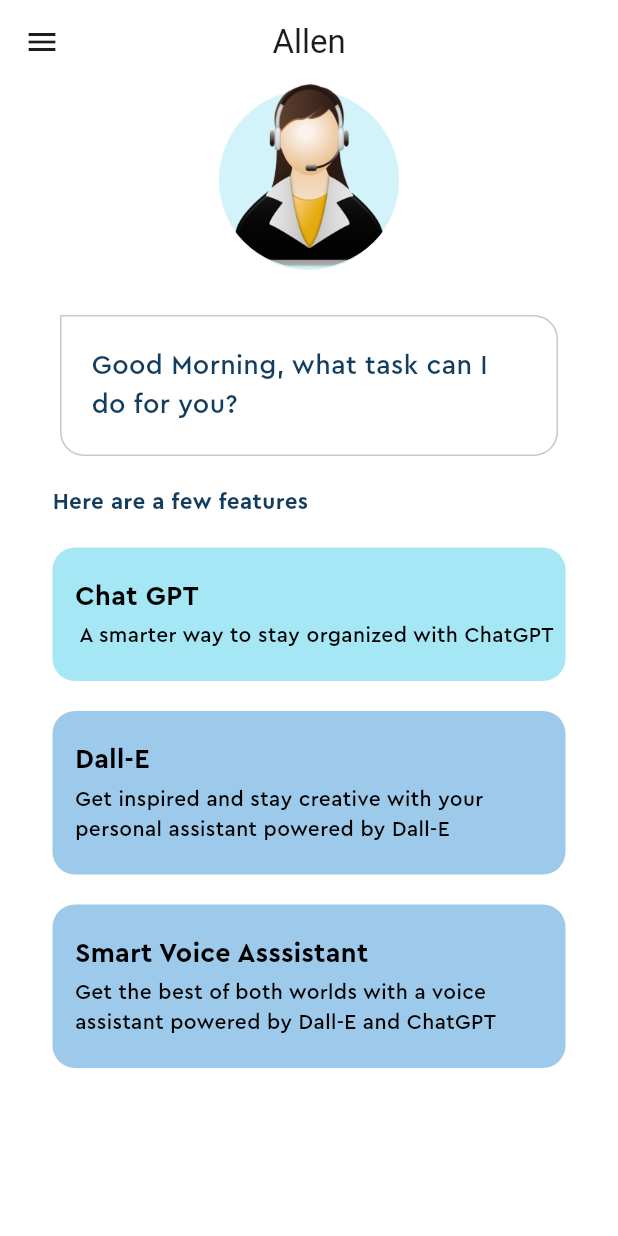
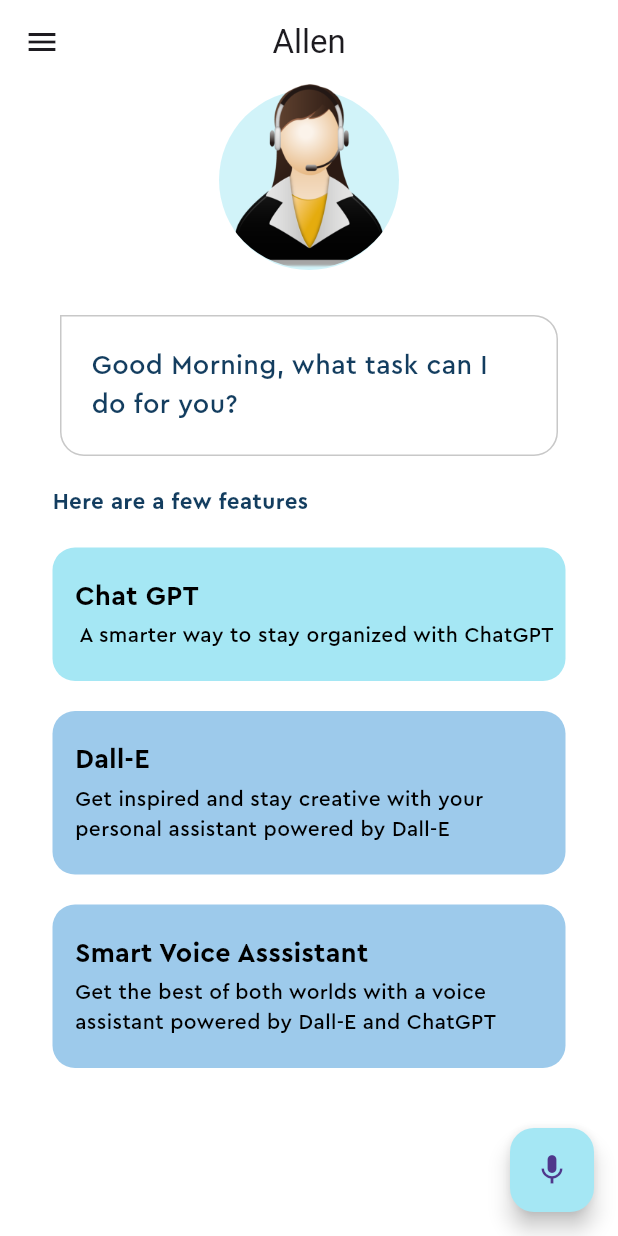
Before and after one commit to Shubhang001/Voice_assistant, a Flutter app: the screen it shows after launch, on a phone screen of 412 x 824 dp. Run offline on Flutter 3.47's test engine with Material 3 defaults, Android fonts, the phone set to English and light mode, and no system bars.

```diff
--- a/lib/home_page.dart
+++ b/lib/home_page.dart
@@ -41,7 +41,8 @@ class _MyHomePageState extends State<MyHomePage> {
                 decoration: const BoxDecoration(
                     shape: BoxShape.circle,
                     image: DecorationImage(
-                        image: AssetImage('assets/images/virtualAssistant.png'))),
+                        image:
+                            AssetImage('assets/images/virtualAssistant.png'))),
               )
             ],
           ),
@@ -50,7 +51,8 @@ class _MyHomePageState extends State<MyHomePage> {
 
           Container(
             padding: const EdgeInsets.symmetric(horizontal: 20, vertical: 10),
-            margin: const EdgeInsets.symmetric(horizontal: 40).copyWith(top: 30),
+            margin:
+                const EdgeInsets.symmetric(horizontal: 40).copyWith(top: 30),
             decoration: BoxDecoration(
                 border: Border.all(color: Pallete.borderColor),
                 borderRadius: const BorderRadius.only(
@@ -92,20 +94,27 @@ class _MyHomePageState extends State<MyHomePage> {
                 headerText: "Chat GPT",
                 descriptionText: "A smarter way to stay organized with ChatGPT",
               ),
-               FeatureBox(
+              FeatureBox(
                 color: Pallete.secondSuggestionBoxColor,
                 headerText: "Dall-E",
-                descriptionText: "Get inspired and stay creative with your personal assistant powered by Dall-E",
+                descriptionText:
+                    "Get inspired and stay creative with your personal assistant powered by Dall-E",
               ),
               FeatureBox(
                 color: Pallete.secondSuggestionBoxColor,
                 headerText: "Smart Voice Asssistant",
-                descriptionText: "Get the best of both worlds with a voice assistant powered by Dall-E and ChatGPT",
+                descriptionText:
+                    "Get the best of both worlds with a voice assistant powered by Dall-E and ChatGPT",
               )
             ],
           )
         ]),
       ),
+      floatingActionButton: FloatingActionButton(
+        onPressed: () {},
+        backgroundColor: Pallete.firstSuggestionBoxColor,
+        child: const Icon(Icons.mic),
+      ),
     );
   }
 }
--- a/pubspec.yaml
+++ b/pubspec.yaml
@@ -35,6 +35,7 @@ dependencies:
   # The following adds the Cupertino Icons font to your application.
   # Use with the CupertinoIcons class for iOS style icons.
   cupertino_icons: ^1.0.2
+  speech_to_text: ^6.5.1
 
 dev_dependencies:
   flutter_test:
```
Also changed, not shown: pubspec.lock, 2 other files.
